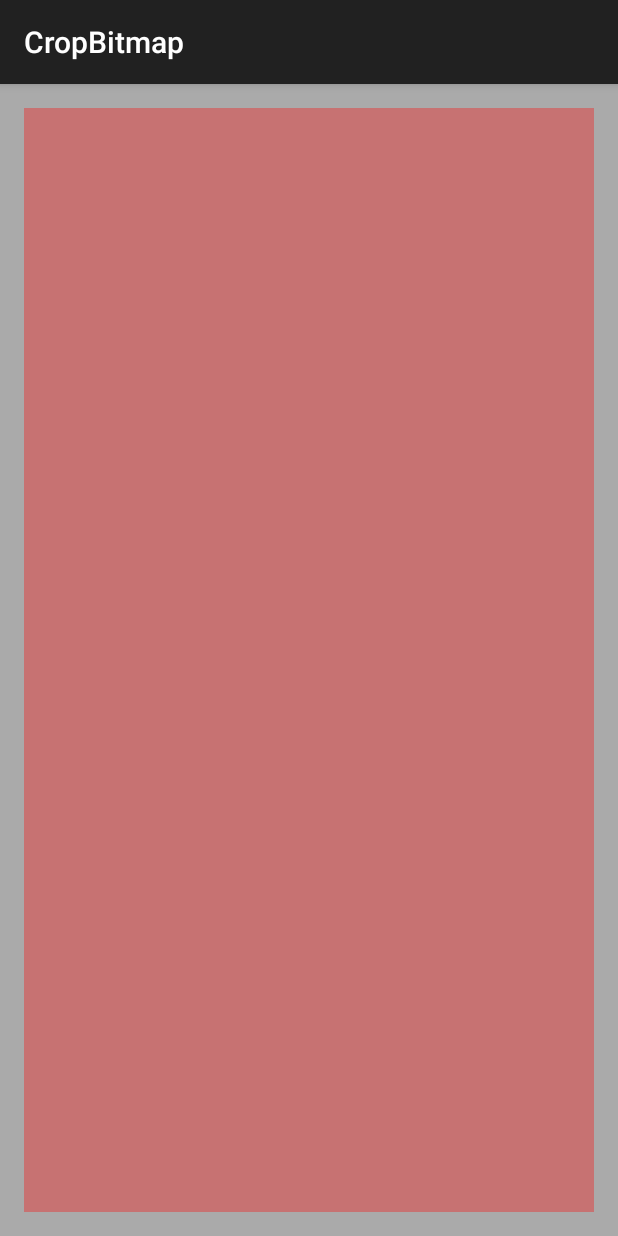
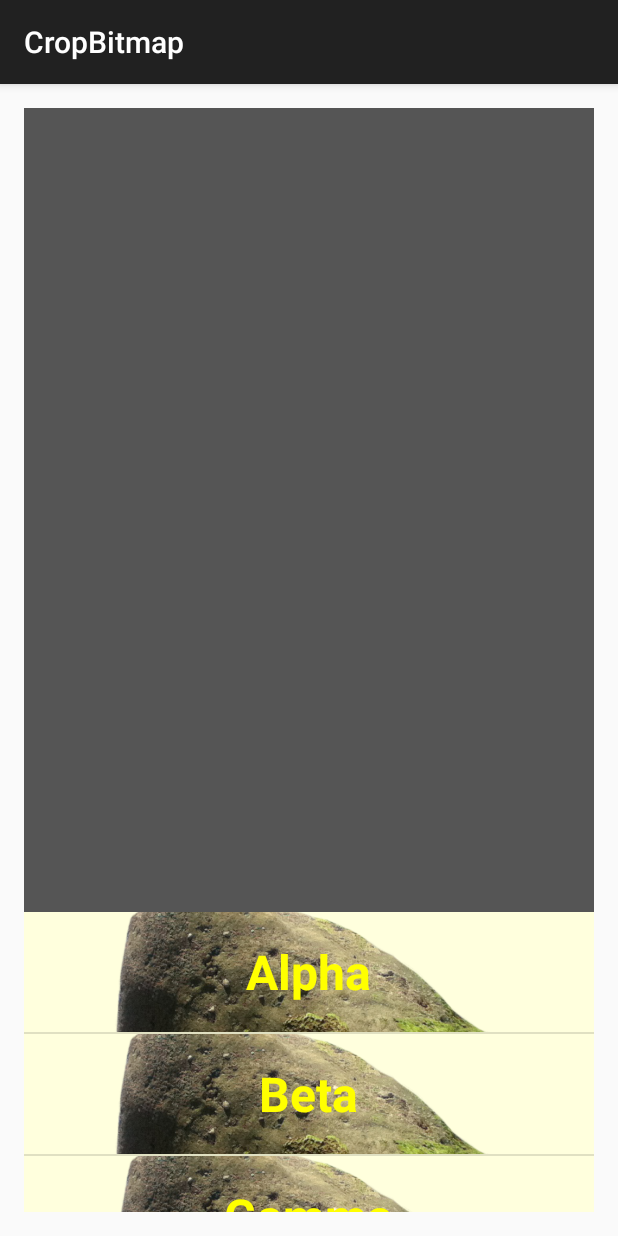
Before and after one commit to c-mars/CropBitmap, an Android app: the screen it shows after launch (MainActivity), on a phone screen of 412 x 824 dp. Run offline under Robolectric (Android 15) with nearby library versions, the phone set to English and light mode, and no system bars.

Commit message:
alpha drawing and list example

```diff
--- /dev/null
+++ b/app/src/main/java/c/mars/cropbitmap/CustomAdapter.java
@@ -0,0 +1,33 @@
+package c.mars.cropbitmap;
+
+import android.content.Context;
+import android.view.LayoutInflater;
+import android.view.View;
+import android.view.ViewGroup;
+import android.widget.ArrayAdapter;
+import android.widget.ListAdapter;
+
+/**
+ * Created by mars on 5/21/15.
+ */
+public class CustomAdapter extends ArrayAdapter<String> {
+    private Item[] items;
+    LayoutInflater inflater;
+
+    public CustomAdapter(Context context, Item[] items) {
+        super(context, android.R.layout.simple_list_item_1);
+        this.items = items;
+        inflater = (LayoutInflater) context
+                .getSystemService(Context.LAYOUT_INFLATER_SERVICE);
+    }
+
+    @Override
+    public View getView(int position, View convertView, ViewGroup parent) {
+        return items[position].getView(getContext(), inflater, convertView, parent);
+    }
+
+    @Override
+    public int getCount() {
+        return items.length;
+    }
+}
--- /dev/null
+++ b/app/src/main/java/c/mars/cropbitmap/Item.java
@@ -0,0 +1,27 @@
+package c.mars.cropbitmap;
+
+import android.content.Context;
+import android.view.LayoutInflater;
+import android.view.View;
+import android.view.ViewGroup;
+import android.widget.TextView;
+/**
+ * Created by mars on 5/21/15.
+ */
+public class Item {
+    public Item(String text) {
+        this.text = text;
+    }
+
+    String text;
+
+    public View getView(Context context, LayoutInflater inflater, View convertView, ViewGroup parent) {
+        View rootView = convertView;
+        if (rootView == null) {
+            rootView=inflater.inflate(R.layout.row, null);
+        }
+        TextView textView= (TextView) rootView.findViewById(R.id.text);
+        textView.setText(text);
+        return rootView;
+    }
+}
--- a/app/src/main/java/c/mars/cropbitmap/MainActivity.java
+++ b/app/src/main/java/c/mars/cropbitmap/MainActivity.java
@@ -17,15 +17,24 @@ import android.util.Size;
 import android.view.Menu;
 import android.view.MenuItem;
 import android.widget.ImageView;
+import android.widget.ListView;
 
 
 public class MainActivity extends ActionBarActivity {
+
+    Item[] items=new Item[]{new Item("Alpha"), new Item("Beta"), new Item("Gamma")};
+    ListView listView;
+    CustomAdapter adapter;
 
     @TargetApi(Build.VERSION_CODES.LOLLIPOP)
     @Override
     protected void onCreate(Bundle savedInstanceState) {
         super.onCreate(savedInstanceState);
         setContentView(R.layout.activity_main);
+
+        listView= (ListView) findViewById(R.id.list);
+        adapter=new CustomAdapter(this, items);
+        listView.setAdapter(adapter);
     }
 
     @Override
@@ -49,7 +58,7 @@ public class MainActivity extends ActionBarActivity {
         Rect srcRect = dstRect;
 
 
-        Bitmap bitmap = Bitmap.createBitmap(size.getWidth(), size.getHeight(), Bitmap.Config.RGB_565);
+        Bitmap bitmap = Bitmap.createBitmap(size.getWidth(), size.getHeight(), Bitmap.Config.ARGB_8888);
         Canvas canvas = new Canvas(bitmap);
         canvas.drawBitmap(original, srcRect, dstRect, null);
 
--- a/app/src/main/res/layout/activity_main.xml
+++ b/app/src/main/res/layout/activity_main.xml
@@ -3,13 +3,19 @@
     android:layout_height="match_parent" android:paddingLeft="@dimen/activity_horizontal_margin"
     android:paddingRight="@dimen/activity_horizontal_margin"
     android:paddingTop="@dimen/activity_vertical_margin"
-    android:paddingBottom="@dimen/activity_vertical_margin" tools:context=".MainActivity"
-    android:background="#aaaaaa">
+    android:paddingBottom="@dimen/activity_vertical_margin" tools:context=".MainActivity">
 
     <ImageView android:id="@+id/img"
         android:layout_width="match_parent"
         android:layout_height="match_parent"
         android:scaleType="centerCrop"
-        android:background="#55ff0000"/>
+        android:background="#555555"
+        android:layout_above="@+id/list"/>
+
+    <ListView android:id="@+id/list"
+        android:layout_height="200dp"
+        android:layout_width="match_parent"
+        android:background="#ffffdd"
+        android:layout_alignParentBottom="true"/>
 
 </RelativeLayout>
--- /dev/null
+++ b/app/src/main/res/layout/row.xml
@@ -0,0 +1,22 @@
+<?xml version="1.0" encoding="utf-8"?>
+<RelativeLayout xmlns:android="http://schemas.android.com/apk/res/android"
+    android:orientation="vertical" android:layout_width="match_parent"
+    android:layout_height="wrap_content">
+
+    <ImageView
+        android:src="@drawable/rock"
+        android:scaleType="centerCrop"
+        android:layout_width="match_parent"
+        android:layout_height="80dp" />
+
+
+    <TextView android:id="@+id/text"
+        android:text="item"
+        android:textColor="#ffff00"
+        android:textSize="32sp"
+        android:textStyle="bold"
+        android:layout_width="wrap_content"
+        android:layout_height="wrap_content"
+        android:layout_centerInParent="true"/>
+
+</RelativeLayout>
```
Also changed, not shown: app/src/main/res/drawable/rock.png (added).
